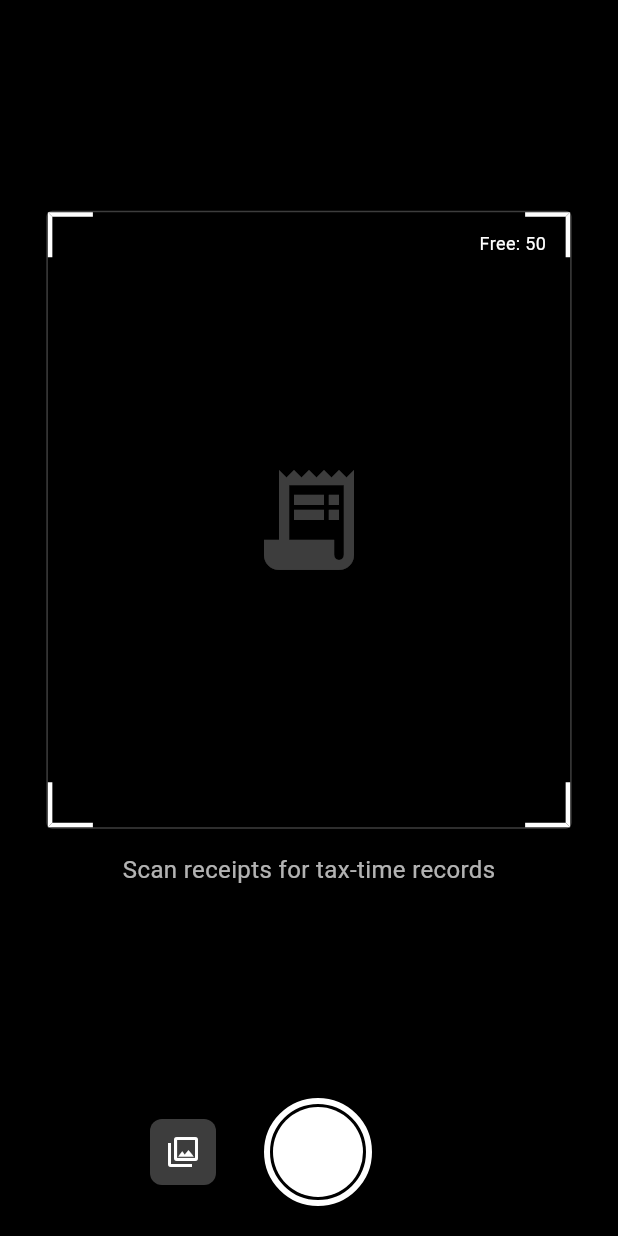
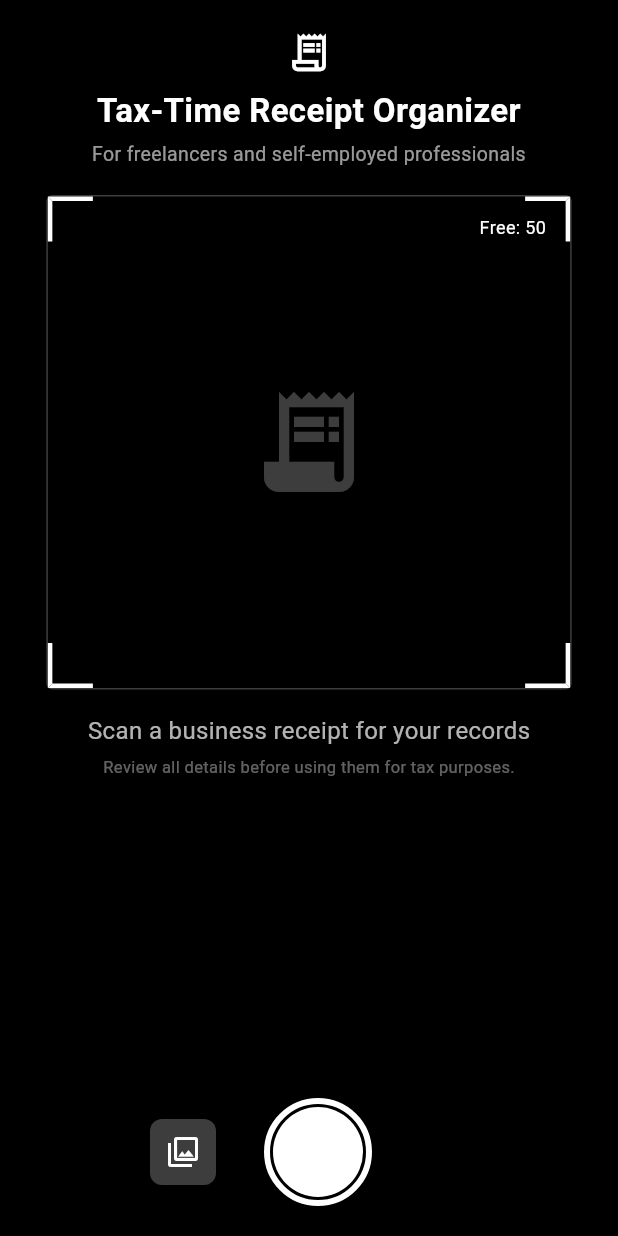
Before and after one commit to bambi2008/receiptsnap, a Flutter app: the CameraScreen screen opened directly, on a phone screen of 412 x 824 dp. Run offline on Flutter 3.47's test engine with Material 3 defaults, Android fonts, the light colour scheme and no system bars; our stand-ins replace csv, flutter_slidable, hive, hive_flutter, image_picker, share_plus; accounts and stored records are empty.

Commit message:
Surface tax-time positioning on home

```diff
--- a/app/lib/screens/camera_screen.dart
+++ b/app/lib/screens/camera_screen.dart
@@ -166,11 +166,33 @@ class _CameraScreenState extends State<CameraScreen> {
             // Viewfinder background
             Column(
               children: [
-                const Spacer(),
+                const SizedBox(height: 20),
+                const Icon(
+                  Icons.receipt_long_outlined,
+                  color: Colors.white,
+                  size: 30,
+                ),
+                const SizedBox(height: 8),
+                const Text(
+                  'Tax-Time Receipt Organizer',
+                  textAlign: TextAlign.center,
+                  style: TextStyle(
+                    color: Colors.white,
+                    fontSize: 22,
+                    fontWeight: FontWeight.w700,
+                  ),
+                ),
+                const SizedBox(height: 4),
+                const Text(
+                  'For freelancers and self-employed professionals',
+                  textAlign: TextAlign.center,
+                  style: TextStyle(color: Colors.white60, fontSize: 13),
+                ),
+                const SizedBox(height: 18),
                 // Viewfinder frame
                 Container(
                   width: MediaQuery.of(context).size.width * 0.85,
-                  height: MediaQuery.of(context).size.height * 0.5,
+                  height: MediaQuery.of(context).size.height * 0.40,
                   decoration: BoxDecoration(
                     border: Border.all(color: Colors.white24, width: 1),
                     borderRadius: BorderRadius.circular(4),
@@ -255,8 +277,13 @@ class _CameraScreenState extends State<CameraScreen> {
                 ),
                 const SizedBox(height: 16),
                 const Text(
-                  'Scan receipts for tax-time records',
+                  'Scan a business receipt for your records',
                   style: TextStyle(color: Colors.white70, fontSize: 16),
+                ),
+                const SizedBox(height: 5),
+                const Text(
+                  'Review all details before using them for tax purposes.',
+                  style: TextStyle(color: Colors.white38, fontSize: 11),
                 ),
                 const Spacer(),
                 // Shutter area
```
Also changed, not shown: 1 other file.
